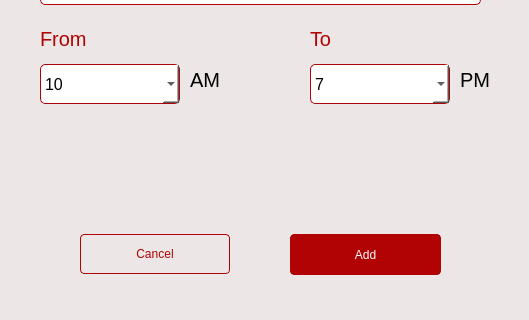
gonzxph/Final-Project, file addscheduledialog.ui: the form before one commit; both pictures show x 0 to 529 and y 346 to 666 of the 529 by 666 pixel window.
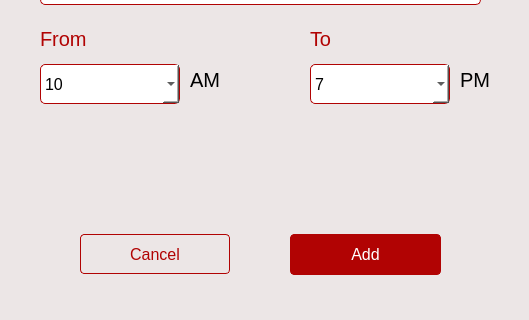
The form after the commit.

Diff of the .ui file:
```diff
--- a/addscheduledialog.ui
+++ b/addscheduledialog.ui
@@ -55,6 +55,11 @@
         <height>41</height>
        </rect>
       </property>
+      <property name="font">
+       <font>
+        <pointsize>12</pointsize>
+       </font>
+      </property>
       <property name="styleSheet">
        <string notr="true">background-color: #B10303;
 color: white;
@@ -75,6 +80,11 @@
         <height>40</height>
        </rect>
       </property>
+      <property name="font">
+       <font>
+        <pointsize>12</pointsize>
+       </font>
+      </property>
       <property name="styleSheet">
        <string notr="true">background-color: rgb(236, 230, 230);
 color: #B10303;
```
Left out of the diff: 13 changed lines with no effect on the pictures.
